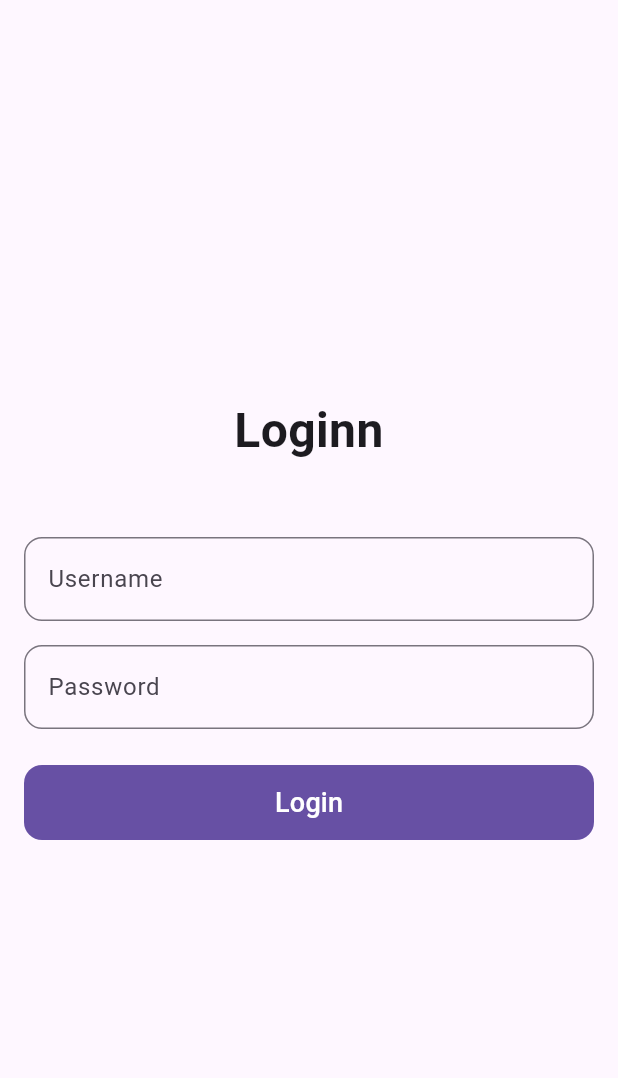
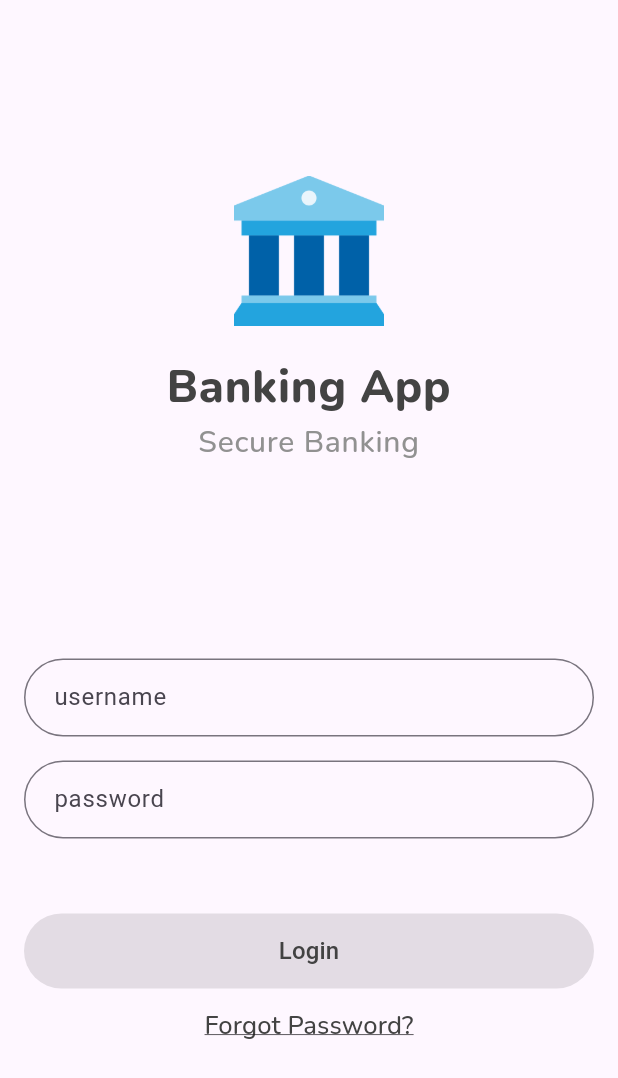
Before and after one commit to alisalehid/mini-banking-app, a Flutter app: the screen it shows after launch, on a phone screen of 412 x 824 dp. Shown: the top 1078 px of the screen. Run offline on Flutter 3.47's test engine with Material 3 defaults, Android fonts, the light colour scheme and no system bars; our stand-ins replace bloc, equatable, flutter_bloc, get, go_router, google_fonts and 2 more; missing offline and left inert: mesh_gradient.

Commit message:
login page ui

```diff
--- a/lib/core/theme/colors.dart
+++ b/lib/core/theme/colors.dart
@@ -4,16 +4,16 @@ import 'package:flutter/material.dart';
 
 class AppColors {
   // Primary Colors
-  static const Color primary = Color(0xFF4CAF50);
-  static const Color primaryLight = Color(0xFF80E27E);
-  static const Color primaryDark = Color(0xFF087F23);
+  static const Color primary = Color(0xFF3C73AE);
+  static const Color primaryLight = Color(0xFF6193CC);
+  static const Color primaryDark = Color(0xFF125FAF);
 
   // Background
-  static const Color backgroundLight = Color(0xFFF5F5F5);
+  static const Color backgroundLight = Color(0xFFD6D6D8);
   static const Color backgroundDark = Color(0xFF121212);
-
   // Text
-  static const Color textLight = Colors.black87;
+  static const Color textLight = Color(0xFF434343);
+  static const Color textLight2 = Color(0xFF919191);
   static const Color textDark = Colors.white70;
 
   // Accent
--- /dev/null
+++ b/lib/core/widgets/custom_text_field.dart
@@ -0,0 +1,65 @@
+import 'package:flutter/material.dart';
+
+class CustomTextField extends StatelessWidget {
+  final String label;
+  final String? hint; // <-- New hint parameter
+  final String? errorText;
+  final TextEditingController controller;
+  final bool obscureText;
+  final TextInputType keyboardType;
+  final ValueChanged<String>? onChanged;
+
+  const CustomTextField({
+    super.key,
+    required this.label,
+    required this.controller,
+    this.hint, // <-- Initialize hint
+    this.errorText,
+    this.obscureText = false,
+    this.keyboardType = TextInputType.text,
+    this.onChanged,
+  });
+
+  @override
+  Widget build(BuildContext context) {
+    final theme = Theme.of(context);
+
+    return TextField(
+      controller: controller,
+      obscureText: obscureText,
+      keyboardType: keyboardType,
+      onChanged: onChanged,
+      decoration: InputDecoration(
+        labelText: label,
+        hintText: hint, // <-- Add hintText here
+        errorText: errorText,
+        floatingLabelBehavior: FloatingLabelBehavior.auto,
+        filled: true,
+        fillColor: theme.colorScheme.surface,
+        contentPadding: const EdgeInsets.symmetric(horizontal: 16, vertical: 14),
+
+        // Rounded border
+        border: OutlineInputBorder(
+          borderRadius: BorderRadius.circular(30),
+          borderSide: BorderSide(color: theme.dividerColor),
+        ),
+        enabledBorder: OutlineInputBorder(
+          borderRadius: BorderRadius.circular(30),
+          borderSide: BorderSide(color: theme.dividerColor),
+        ),
+        focusedBorder: OutlineInputBorder(
+          borderRadius: BorderRadius.circular(30),
+          borderSide: BorderSide(color: theme.colorScheme.primary, width: 2),
+        ),
+        errorBorder: OutlineInputBorder(
+          borderRadius: BorderRadius.circular(30),
+          borderSide: BorderSide(color: theme.colorScheme.error, width: 2),
+        ),
+        focusedErrorBorder: OutlineInputBorder(
+          borderRadius: BorderRadius.circular(30),
+          borderSide: BorderSide(color: theme.colorScheme.error, width: 2),
+        ),
+      ),
+    );
+  }
+}
--- /dev/null
+++ b/lib/core/widgets/rounded_loading_button.dart
@@ -0,0 +1,491 @@
+import 'dart:async';
+
+import 'package:flutter/cupertino.dart';
+import 'package:flutter/material.dart';
+import 'package:google_fonts/google_fonts.dart';
+import 'package:mesh_gradient/mesh_gradient.dart';
+import 'package:rxdart/rxdart.dart';
+
+/// States that your button can assume via the controller
+enum ButtonState { idle, loading, success, error }
+
+class CustomGradientLoadingButton extends StatelessWidget {
+  const CustomGradientLoadingButton({
+    required this.controller,
+    required this.title,
+    this.fullWidth = false,
+    this.suffix,
+    this.onTap,
+    super.key,
+    this.buttonTextColor = Colors.white,
+    this.gradientColors = const [
+      Color.fromARGB(255, 133, 141, 243),
+      Color.fromARGB(255, 133, 141, 243),
+      Color(0xff6d76ff),
+      Color.fromARGB(255, 90, 100, 238),
+    ],
+  });
+
+  final RoundedLoadingButtonController controller;
+  final VoidCallback? onTap;
+  final Widget? suffix;
+  final bool fullWidth;
+  final String title;
+  final List<Color> gradientColors;
+  final Color buttonTextColor;
+
+  @override
+  Widget build(BuildContext context) {
+    final disableColor = Colors.grey.shade800;
+    return _GradientLoadingButton(
+      gradientColors: gradientColors,
+      height: 50,
+      width: fullWidth ? MediaQuery.of(context).size.width : 300,
+      borderRadius: 100, // ✅ pill shape
+      animateOnTap: false,
+      controller: controller,
+      disabledColor: Colors.transparent,
+      onPressed: onTap,
+      child: Row(
+        mainAxisAlignment: MainAxisAlignment.center,
+        children: [
+          Text(
+            title,
+            style: GoogleFonts.roboto(
+              fontSize: 18,
+              color: onTap == null ? disableColor : buttonTextColor,
+              fontWeight: FontWeight.w600,
+            ),
+          ),
+          if (suffix != null) suffix!,
+        ],
+      ),
+    );
+  }
+}
+
+class _GradientLoadingButton extends StatefulWidget {
+  const _GradientLoadingButton({
+    Key? key,
+    required this.controller,
+    required this.onPressed,
+    required this.child,
+    required this.gradientColors,
+    this.height = 50,
+    this.width = 300,
+    this.borderRadius = 100, // ✅ pill
+    this.animateOnTap = true,
+    this.disabledColor,
+  }) : super(key: key);
+
+  final RoundedLoadingButtonController controller;
+  final VoidCallback? onPressed;
+  final Widget child;
+  final List<Color> gradientColors;
+  final double height;
+  final double width;
+  final double borderRadius;
+  final bool animateOnTap;
+  final Color? disabledColor;
+
+  @override
+  State<_GradientLoadingButton> createState() => _GradientLoadingButtonState();
+}
+
+class _GradientLoadingButtonState extends State<_GradientLoadingButton>
+    with TickerProviderStateMixin {
+  final _state = BehaviorSubject<ButtonState>.seeded(ButtonState.idle);
+
+  @override
+  Widget build(BuildContext context) {
+    return StreamBuilder<ButtonState>(
+      stream: _state.stream,
+      builder: (context, snapshot) {
+        final state = snapshot.data ?? ButtonState.idle;
+        return SizedBox(
+          height: 50,
+          child: ClipRRect(
+            borderRadius: BorderRadius.circular(widget.borderRadius),
+            child: Stack(
+              fit: StackFit.expand,
+              children: [
+                AnimatedMeshGradient(
+                  options: AnimatedMeshGradientOptions(
+                      amplitude: 25, frequency: 10, speed: 5),
+                  colors: widget.gradientColors,
+                ),
+                Material(
+                  color: Colors.transparent,
+                  child: InkWell(
+                    onTap: widget.onPressed == null || state == ButtonState.loading
+                        ? null
+                        : _onTap,
+                    borderRadius: BorderRadius.circular(widget.borderRadius),
+                    child: Container(
+                      height: widget.height,
+                      width: widget.width,
+                      alignment: Alignment.center,
+                      child: state == ButtonState.loading
+                          ? const CircularProgressIndicator(
+                        valueColor: AlwaysStoppedAnimation<Color>(Colors.white),
+                        strokeWidth: 2.0,
+                      )
+                          : widget.child,
+                    ),
+                  ),
+                )
+              ],
+            ),
+          ),
+        );
+      },
+    );
+  }
+
+  void _onTap() {
+    if (widget.animateOnTap) {
+      _state.sink.add(ButtonState.loading);
+      widget.onPressed?.call();
+      Future.delayed(const Duration(seconds: 2), () {
+        _state.sink.add(ButtonState.idle);
+      });
+    } else {
+      widget.onPressed?.call();
+    }
+  }
+
+  @override
+  void dispose() {
+    _state.close();
+    super.dispose();
+  }
+}
+
+class CustomLoadingButton extends StatelessWidget {
+  const CustomLoadingButton({
+    required this.controller,
+    required this.title,
+    this.fillColor = Colors.white,
+    this.titleColor = Colors.black,
+    this.fullWidth = false,
+    this.suffix,
+    this.onTap,
+    super.key,
+  });
+
+  final RoundedLoadingButtonController controller;
+  final VoidCallback? onTap;
+  final Widget? suffix;
+  final bool fullWidth;
+  final String title;
+  final Color fillColor;
+  final Color titleColor;
+
+  @override
+  Widget build(BuildContext context) {
+    final disableColor = Colors.grey.shade800;
+    final double buttonWidth =
+    fullWidth ? MediaQuery.of(context).size.width : MediaQuery.of(context).size.width * 0.8;
+    return _RoundedLoadingButton(
+      color: fillColor,
+      height: 50,
+      width: buttonWidth,
+      borderRadius: 100, // ✅ pill shape
+      animateOnTap: false,
+      controller: controller,
+      disabledColor: Colors.transparent,
+      onPressed: onTap,
+      child: Row(
+        mainAxisAlignment: MainAxisAlignment.center,
+        children: [
+          Text(
+            title,
+            style: TextStyle(
+              fontSize: 16,
+              color: onTap == null ? disableColor : titleColor,
+            ),
+          ),
+          if (suffix != null) suffix!,
+        ],
+      ),
+    );
+  }
+}
+
+class _RoundedLoadingButton extends StatefulWidget {
+  final RoundedLoadingButtonController controller;
+  final VoidCallback? onPressed;
+  final Widget child;
+  final Color? color;
+  final double height;
+  final double width;
+  final double loaderSize;
+  final double loaderStrokeWidth;
+  final bool animateOnTap;
+  final Color valueColor;
+  final bool resetAfterDuration;
+  final Curve curve;
+  final double borderRadius;
+  final Duration duration;
+  final double elevation;
+  final Duration resetDuration;
+  final Color? errorColor;
+  final Color? successColor;
+  final Color? disabledColor;
+  final IconData successIcon;
+  final IconData failedIcon;
+  final Curve completionCurve;
+  final Duration completionDuration;
+
+  Duration get _borderDuration {
+    return Duration(milliseconds: (duration.inMilliseconds / 2).round());
+  }
+
+  const _RoundedLoadingButton({
+    Key? key,
+    required this.controller,
+    required this.onPressed,
+    required this.child,
+    this.color = Colors.lightBlue,
+    this.height = 50,
+    this.width = 300,
+    this.loaderSize = 50.0,
+    this.loaderStrokeWidth = 2.0,
+    this.animateOnTap = true,
+    this.valueColor = Colors.white,
+    this.borderRadius = 100, // ✅ pill shape
+    this.elevation = 2,
+    this.duration = const Duration(milliseconds: 500),
+    this.curve = Curves.easeInOutCirc,
+    this.errorColor = Colors.red,
+    this.successColor,
+    this.resetDuration = const Duration(seconds: 15),
+    this.resetAfterDuration = false,
+    this.successIcon = Icons.check,
+    this.failedIcon = Icons.close,
+    this.completionCurve = Curves.elasticOut,
+    this.completionDuration = const Duration(milliseconds: 1000),
+    this.disabledColor,
+  }) : super(key: key);
+
+  @override
+  State<StatefulWidget> createState() => _RoundedLoadingButtonState();
+}
+
+class _RoundedLoadingButtonState extends State<_RoundedLoadingButton>
+    with TickerProviderStateMixin {
+  late AnimationController _buttonController;
+  late AnimationController _borderController;
+  late AnimationController _checkButtonControler;
+
+  late Animation _squeezeAnimation;
+  late Animation _bounceAnimation;
+  late Animation _borderAnimation;
+
+  final _state = BehaviorSubject<ButtonState>.seeded(ButtonState.idle);
+
+  @override
+  Widget build(BuildContext context) {
+    final theme = Theme.of(context);
+
+    Widget _check = Container(
+      alignment: FractionalOffset.center,
+      decoration: BoxDecoration(
+        color: widget.successColor ?? theme.primaryColor,
+        borderRadius: BorderRadius.all(Radius.circular(_bounceAnimation.value / 2)),
+      ),
+      width: _bounceAnimation.value,
+      height: _bounceAnimation.value,
+      child: _bounceAnimation.value > 20
+          ? Icon(widget.successIcon, color: widget.valueColor)
+          : null,
+    );
+
+    Widget _cross = Container(
+      alignment: FractionalOffset.center,
+      decoration: BoxDecoration(
+        color: widget.errorColor,
+        borderRadius: BorderRadius.all(Radius.circular(_bounceAnimation.value / 2)),
+      ),
+      width: _bounceAnimation.value,
+      height: _bounceAnimation.value,
+      child: _bounceAnimation.value > 20
+          ? Icon(widget.failedIcon, color: widget.valueColor)
+          : null,
+    );
+
+    Widget _loader = SizedBox(
+      height: widget.loaderSize,
+      width: widget.loaderSize,
+      child: const CupertinoActivityIndicator(color: Colors.black),
+    );
+
+    Widget childStream = StreamBuilder(
+      stream: _state,
+      builder: (context, snapshot) {
+        return AnimatedSwitcher(
+          duration: const Duration(milliseconds: 200),
+          child: snapshot.data == ButtonState.loading ? _loader : widget.child,
+        );
+      },
+    );
+
+    final _btn = ElevatedButton(
+      style: ElevatedButton.styleFrom(
+        minimumSize: Size(_squeezeAnimation.value, widget.height),
+        shape: RoundedRectangleBorder(
+          borderRadius: BorderRadius.circular(widget.borderRadius),
+        ),
+        backgroundColor: widget.color,
+        elevation: widget.elevation,
+        padding: const EdgeInsets.all(0),
+      ),
+      onPressed: widget.onPressed == null ? null : _btnPressed,
+      child: childStream,
+    );
+
+    return SizedBox(
+      height: widget.height,
+      child: Center(
+        child: _state.value == ButtonState.error
+            ? _cross
+            : _state.value == ButtonState.success
+            ? _check
+            : _btn,
+      ),
+    );
+  }
+
+  @override
+  void initState() {
+    super.initState();
+
+    _buttonController = AnimationController(duration: widget.duration, vsync: this);
+
+    _checkButtonControler = AnimationController(duration: widget.completionDuration, vsync: this);
+
+    _borderController = AnimationController(duration: widget._borderDuration, vsync: this);
+
+    _bounceAnimation = Tween<double>(begin: 0, end: widget.height).animate(
+      CurvedAnimation(
+        parent: _checkButtonControler,
+        curve: widget.completionCurve,
+      ),
+    )..addListener(() => setState(() {}));
+
+    _squeezeAnimation = Tween<double>(begin: widget.width, end: widget.height).animate(
+      CurvedAnimation(parent: _buttonController, curve: widget.curve),
+    )..addListener(() => setState(() {}));
+
+    _squeezeAnimation.addStatusListener((state) {
+      if (state == AnimationStatus.completed && widget.animateOnTap) {
+        if (widget.onPressed != null) {
+          widget.onPressed!();
+        }
+      }
+    });
+
+    _borderAnimation = BorderRadiusTween(
+      begin: BorderRadius.circular(widget.borderRadius),
+      end: BorderRadius.circular(widget.height),
+    ).animate(_borderController)
+      ..addListener(() => setState(() {}));
+
+    _state.stream.listen((event) {
+      if (!mounted) return;
+      widget.controller._state.sink.add(event);
+    });
+
+    widget.controller._addListeners(_start, _stop, _success, _error, _reset);
+  }
+
+  @override
+  void dispose() {
+    _buttonController.dispose();
+    _checkButtonControler.dispose();
+    _borderController.dispose();
+    _state.close();
+    super.dispose();
+  }
+
+  void _btnPressed() async {
+    if (widget.animateOnTap) {
+      _start();
+    } else {
+      if (widget.onPressed != null) {
+        if (_state.value == ButtonState.loading) return;
+        widget.onPressed!();
+      }
+    }
+  }
+
+  void _start() {
+    if (!mounted) return;
+    _state.sink.add(ButtonState.loading);
+    _borderController.forward();
+    _buttonController.forward();
+    if (widget.resetAfterDuration) _reset();
+  }
+
+  void _stop() {
+    if (!mounted) return;
+    _state.sink.add(ButtonState.idle);
+    _buttonController.reverse();
+    _borderController.reverse();
+  }
+
+  void _success() {
+    if (!mounted) return;
+    _state.sink.add(ButtonState.success);
+    _checkButtonControler.forward();
+  }
+
+  void _error() {
+    if (!mounted) return;
+    _state.sink.add(ButtonState.error);
+    _checkButtonControler.forward();
+  }
+
+  void _reset() async {
+    if (widget.resetAfterDuration) await Future.delayed(widget.resetDuration);
+    if (!mounted) return;
+    _state.sink.add(ButtonState.idle);
+    unawaited(_buttonController.reverse());
+    unawaited(_borderController.reverse());
+    _checkButtonControler.reset();
+  }
+}
+
+class RoundedLoadingButtonController {
+  VoidCallback? _startListener;
+  VoidCallback? _stopListener;
+  VoidCallback? _successListener;
+  VoidCallback? _errorListener;
+  VoidCallback? _resetListener;
+
+  void _addListeners(
+      VoidCallback startListener,
+      VoidCallback stopListener,
+      VoidCallback successListener,
+      VoidCallback errorListener,
+      VoidCallback resetListener,
+      ) {
+    _startListener = startListener;
+    _stopListener = stopListener;
+    _successListener = successListener;
+    _errorListener = errorListener;
+    _resetListener = resetListener;
+  }
+
+  final BehaviorSubject<ButtonState> _state = BehaviorSubject<ButtonState>.seeded(ButtonState.idle);
+
+  Stream<ButtonState> get stateStream => _state.stream;
+
+  ButtonState? get currentState => _state.value;
+
+  void start() => _startListener?.call();
+  void stop() => _stopListener?.call();
+  void success() => _successListener?.call();
+  void error() => _errorListener?.call();
+  void reset() => _resetListener?.call();
+}
--- a/lib/features/auth/presentation/pages/login.dart
+++ b/lib/features/auth/presentation/pages/login.dart
@@ -1,4 +1,9 @@
 import 'package:flutter/material.dart';
+import 'package:google_fonts/google_fonts.dart';
+import 'package:mini_banking_app/core/widgets/custom_text_field.dart';
+import 'package:mini_banking_app/core/widgets/rounded_loading_button.dart';
+
+import '../../../../core/theme/colors.dart';
 
 class LoginPage extends StatefulWidget {
   const LoginPage({super.key});
@@ -8,9 +13,9 @@ class LoginPage extends StatefulWidget {
 }
 
 class _LoginPageState extends State<LoginPage> {
-  // Controllers for the text fields
   final _usernameController = TextEditingController();
   final _passwordController = TextEditingController();
+  final _loadingController = RoundedLoadingButtonController();
 
   @override
   void dispose() {
@@ -19,12 +24,6 @@ class _LoginPageState extends State<LoginPage> {
     super.dispose();
   }
 
-  void _login() {
-    // This is where you would handle the login logic.
-    // For now, we'll just print the values.
-    print('Username: ${_usernameController.text}');
-    print('Password: ${_passwordController.text}');
-  }
 
   @override
   Widget build(BuildContext context) {
@@ -36,57 +35,80 @@ class _LoginPageState extends State<LoginPage> {
             mainAxisAlignment: MainAxisAlignment.center,
             crossAxisAlignment: CrossAxisAlignment.stretch,
             children: <Widget>[
-              // The "login" text
-              const Text(
-                "Loginn",
-                style: TextStyle(fontSize: 32, fontWeight: FontWeight.bold),
+
+              Image.asset(
+                'assets/images/bank.png',
+                width: 100,
+                height: 100,
+                fit: BoxFit.contain,
+              ),
+
+              const SizedBox(height: 20),
+
+              Text(
+                "Banking App",
+                style: GoogleFonts.nunito(
+                  textStyle: const TextStyle(
+                    color: AppColors.textLight,
+                    fontWeight: FontWeight.w800,
+                    fontSize: 30,
+                    letterSpacing: .5,
+                  ),
+                ),
                 textAlign: TextAlign.center,
               ),
-              const SizedBox(height: 48),
 
-              // Username text field
-              TextField(
+              Text(
+                "Secure Banking",
+                style: GoogleFonts.nunito(
+                  textStyle: const TextStyle(
+                    color: AppColors.textLight2,
+                    fontWeight: FontWeight.w500,
+                    fontSize: 20,
+                    letterSpacing: .5,
+                  ),
+                ),
+                textAlign: TextAlign.center,
+              ),
+              const SizedBox(height: 130),
+
+              CustomTextField(
+                label: "username",
                 controller: _usernameController,
-                decoration: const InputDecoration(
-                  border: OutlineInputBorder(
-                    borderRadius: BorderRadius.all(Radius.circular(12)),
-                  ),
-                  labelText: 'Username',
-                  hintText: 'Enter your username',
-                ),
+                hint: "Enter your username",
               ),
+
               const SizedBox(height: 16),
 
-              // Password text field
-              TextField(
+              CustomTextField(
+                label: "password",
                 controller: _passwordController,
-                obscureText: true,
-                decoration: const InputDecoration(
-                  border: OutlineInputBorder(
-                    borderRadius: BorderRadius.all(Radius.circular(12)),
-                  ),
-                  labelText: 'Password',
-                  hintText: 'Enter your password',
-                ),
+                hint: "Enter your password",
               ),
-              const SizedBox(height: 24),
 
-              // Login button
-              SizedBox(
-                height: 50,
-                child: FilledButton(
-                  onPressed: _login,
-                  style: FilledButton.styleFrom(
-                    shape: RoundedRectangleBorder(
-                      borderRadius: BorderRadius.circular(12),
-                    ),
-                  ),
-                  child: const Text(
-                    'Login',
-                    style: TextStyle(fontSize: 18),
+              const SizedBox(height: 50),
+
+              CustomLoadingButton(
+                controller: _loadingController,
+                title: "Login",
+                titleColor: AppColors.textDark,
+                fillColor: Colors.black,
+              ),
+
+              TextButton(
+                onPressed: () {
+                  // Handle forgot password logic
+                },
+                child: Text(
+                  'Forgot Password?',
+                  style: GoogleFonts.nunito(
+                    color: AppColors.textLight,
+                    fontSize: 17,
+                    decoration: TextDecoration.underline,
                   ),
                 ),
               ),
+
             ],
           ),
         ),
```
Also changed, not shown: lib/core/utils/helper.dart (added, +23 -0 lines), lib/features/auth/presentation/bloc/login_bloc.dart (added, +26 -0 lines), pubspec.yaml (+13 -0 lines), assets/fonts/EngraversGothic.ttf (added), assets/images/bank.png (added), pubspec.lock, 5 other files.
